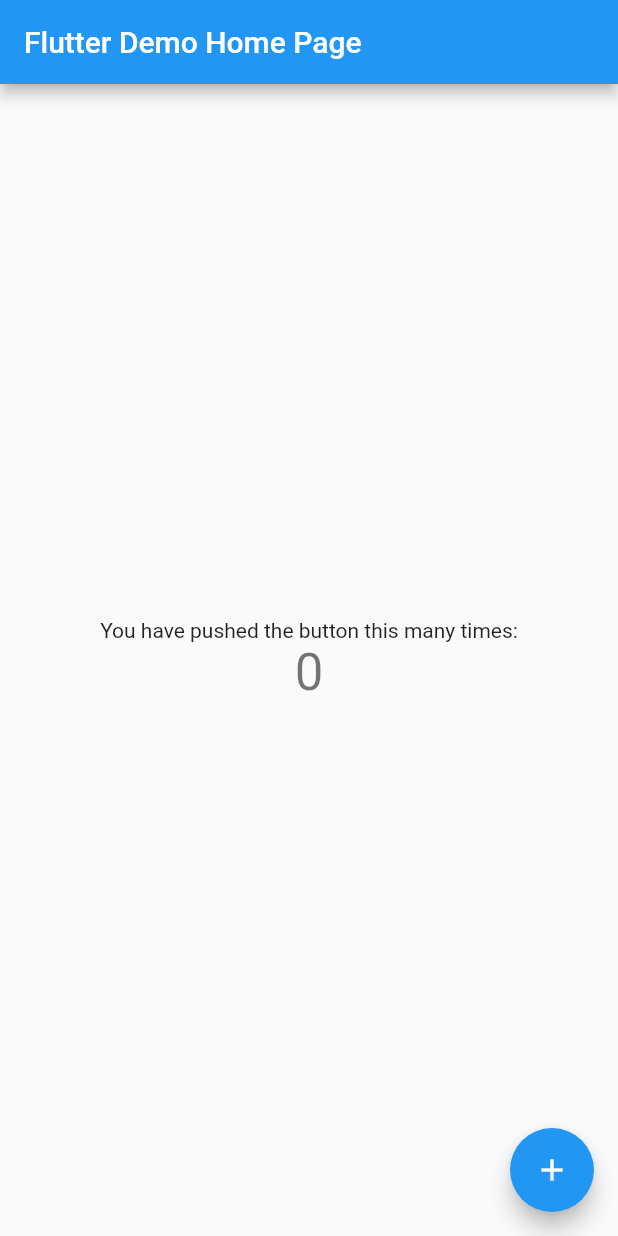
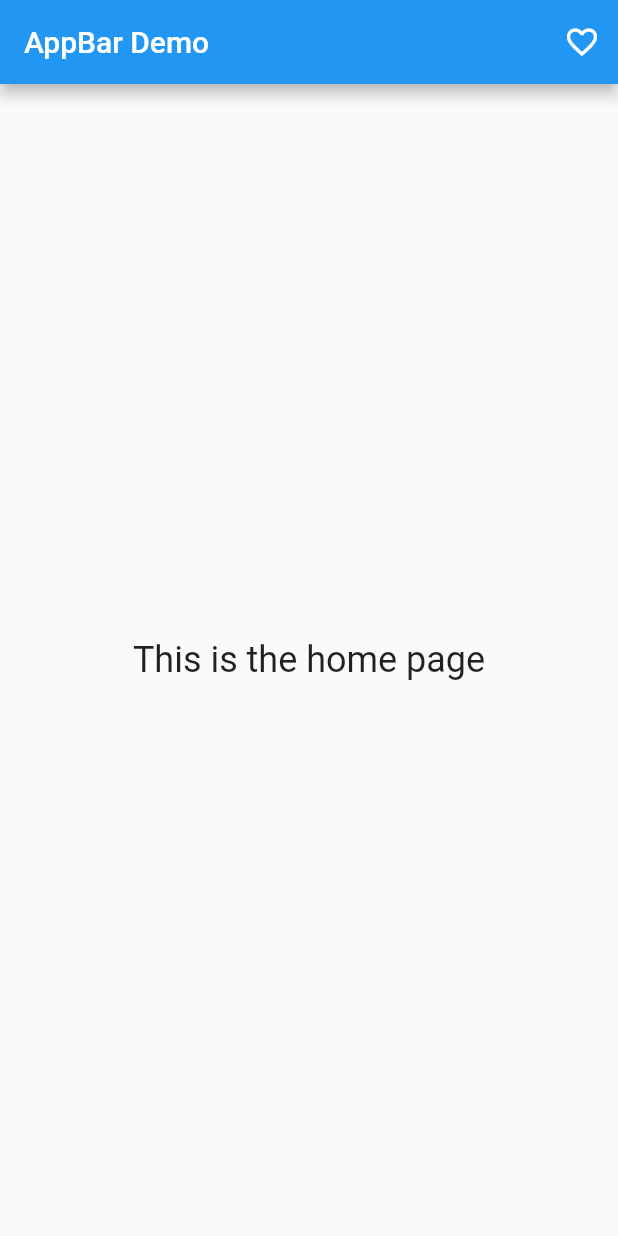
Before and after one commit to kamkoum-sabrine/statefull-widget-flutter, a Flutter app: the screen it shows after launch, on a phone screen of 412 x 824 dp. Run offline on Flutter 3.47's test engine with Material 2 defaults, Android fonts, the phone set to English and light mode, and no system bars.

Commit message:
create app bar

```diff
--- a/lib/main.dart
+++ b/lib/main.dart
@@ -24,92 +24,45 @@
         // is not restarted.
         primarySwatch: Colors.blue,
       ),
-      home: const MyHomePage(title: 'Flutter Demo Home Page'),
+      home: WidgetStatefull(),
     );
   }
 }
 
-class MyHomePage extends StatefulWidget {
-  const MyHomePage({super.key, required this.title});
-
-  // This widget is the home page of your application. It is stateful, meaning
-  // that it has a State object (defined below) that contains fields that affect
-  // how it looks.
-
-  // This class is the configuration for the state. It holds the values (in this
-  // case the title) provided by the parent (in this case the App widget) and
-  // used by the build method of the State. Fields in a Widget subclass are
-  // always marked "final".
-
-  final String title;
-
+class WidgetStatefull extends StatefulWidget {
   @override
-  State<MyHomePage> createState() => _MyHomePageState();
+  State<StatefulWidget> createState() {
+    return _WidgetStatefull();
+  }
 }
 
-class _MyHomePageState extends State<MyHomePage> {
-  int _counter = 0;
+class _WidgetStatefull extends State<WidgetStatefull> {
+  String _displaytext = "face";
 
-  void _incrementCounter() {
-    setState(() {
-      // This call to setState tells the Flutter framework that something has
-      // changed in this State, which causes it to rerun the build method below
-      // so that the display can reflect the updated values. If we changed
-      // _counter without calling setState(), then the build method would not be
-      // called again, and so nothing would appear to happen.
-      _counter++;
-    });
-  }
+  IconData? _icon = Icons.face_outlined;
+
+  bool face = true;
 
   @override
   Widget build(BuildContext context) {
-    // This method is rerun every time setState is called, for instance as done
-    // by the _incrementCounter method above.
-    //
-    // The Flutter framework has been optimized to make rerunning build methods
-    // fast, so that you can just rebuild anything that needs updating rather
-    // than having to individually change instances of widgets.
     return Scaffold(
       appBar: AppBar(
-        // Here we take the value from the MyHomePage object that was created by
-        // the App.build method, and use it to set our appbar title.
-        title: Text(widget.title),
+        title: const Text('AppBar Demo'),
+        actions: <Widget>[
+          IconButton(
+            icon: const Icon(Icons.favorite_border_outlined),
+            onPressed: onPressedIconButton,
+          ),
+        ],
       ),
-      body: Center(
-        // Center is a layout widget. It takes a single child and positions it
-        // in the middle of the parent.
-        child: Column(
-          // Column is also a layout widget. It takes a list of children and
-          // arranges them vertically. By default, it sizes itself to fit its
-          // children horizontally, and tries to be as tall as its parent.
-          //
-          // Invoke "debug painting" (press "p" in the console, choose the
-          // "Toggle Debug Paint" action from the Flutter Inspector in Android
-          // Studio, or the "Toggle Debug Paint" command in Visual Studio Code)
-          // to see the wireframe for each widget.
-          //
-          // Column has various properties to control how it sizes itself and
-          // how it positions its children. Here we use mainAxisAlignment to
-          // center the children vertically; the main axis here is the vertical
-          // axis because Columns are vertical (the cross axis would be
-          // horizontal).
-          mainAxisAlignment: MainAxisAlignment.center,
-          children: <Widget>[
-            const Text(
-              'You have pushed the button this many times:',
-            ),
-            Text(
-              '$_counter',
-              style: Theme.of(context).textTheme.headline4,
-            ),
-          ],
+      body: const Center(
+        child: Text(
+          'This is the home page',
+          style: TextStyle(fontSize: 24),
         ),
       ),
-      floatingActionButton: FloatingActionButton(
-        onPressed: _incrementCounter,
-        tooltip: 'Increment',
-        child: const Icon(Icons.add),
-      ), // This trailing comma makes auto-formatting nicer for build methods.
     );
   }
+
+  void onPressedIconButton() {}
 }
```
